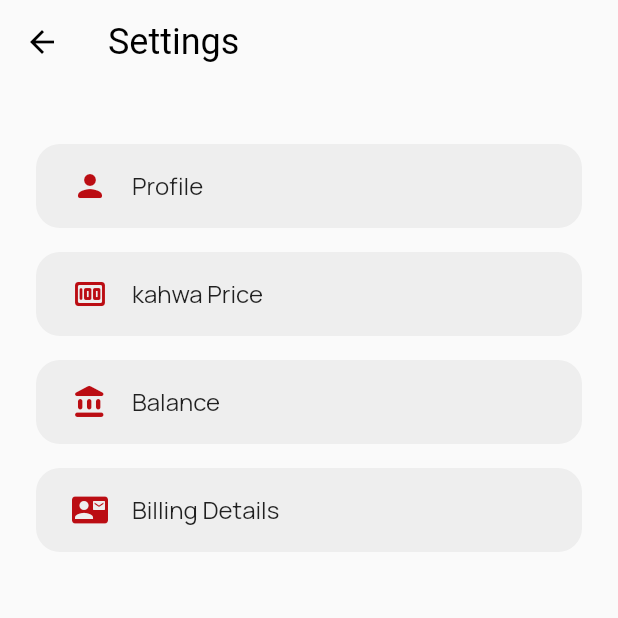
After one commit to georges-ph/kahwa, a Flutter app: the SettingsScreen screen opened by its route, on a phone screen of 412 x 824 dp, the top half of it. The commit adds this screen. Run offline on Flutter 3.47's test engine with Material 2 defaults, Android fonts, the phone set to English and light mode, and no system bars; our stand-ins replace cloud_firestore, firebase_auth, firebase_core, google_fonts; missing offline and left inert: cloud_firestore_web, firebase_auth_web, firebase_core_web, flutter_keyboard_size, ms_undraw; accounts and stored records are empty.

Commit message:
worked with some screens
added home screen
added settings screen
edited profile screen

```diff
--- /dev/null
+++ b/lib/enums/colors.dart
@@ -0,0 +1 @@
+enum Colors { red, pink, purple, cyan, green, yellow }
--- /dev/null
+++ b/lib/screens/settings_screen.dart
@@ -0,0 +1,83 @@
+// ignore_for_file: prefer_const_constructors, prefer_const_literals_to_create_immutables
+
+import 'package:flutter/material.dart';
+import 'package:kahwa/utils/colors.dart';
+import 'package:kahwa/utils/routes.dart';
+import 'package:kahwa/utils/sizes.dart';
+
+class SettingsScreen extends StatelessWidget {
+  const SettingsScreen({Key? key}) : super(key: key);
+
+  @override
+  Widget build(BuildContext context) {
+    return Scaffold(
+      appBar: AppBar(
+        title: Text("Settings"),
+      ),
+      body: Padding(
+        padding: const EdgeInsets.symmetric(
+          horizontal: 24,
+        ),
+        child: Column(
+          children: [
+            verticalSpace(height: 40),
+            SettingsCard(
+              onTap: () => Navigator.pushNamed(context, routeProfile),
+              icon: Icons.person_rounded,
+              title: "Profile",
+            ),
+            verticalSpace(height: 16),
+            SettingsCard(
+              onTap: () {},
+              icon: Icons.money_rounded,
+              title: "kahwa Price",
+            ),
+            verticalSpace(height: 16),
+            SettingsCard(
+              onTap: () {},
+              icon: Icons.account_balance_rounded,
+              title: "Balance",
+            ),
+            verticalSpace(height: 16),
+            SettingsCard(
+              onTap: () {},
+              icon: Icons.contact_mail_rounded,
+              title: "Billing Details",
+            ),
+          ],
+        ),
+      ),
+    );
+  }
+}
+
+class SettingsCard extends StatelessWidget {
+  const SettingsCard({
+    Key? key,
+    required this.icon,
+    required this.title,
+    required this.onTap,
+  }) : super(key: key);
+
+  final IconData icon;
+  final String title;
+  final Function() onTap;
+
+  @override
+  Widget build(BuildContext context) {
+    return ListTile(
+      onTap: onTap,
+      contentPadding: EdgeInsets.symmetric(
+        horizontal: 24,
+      ),
+      minLeadingWidth: 0,
+      leading: Icon(icon),
+      iconColor: kRedColor,
+      title: Text(title),
+      tileColor: kGreyColor.withOpacity(0.1),
+      shape: RoundedRectangleBorder(
+        borderRadius: BorderRadius.circular(16),
+      ),
+    );
+  }
+}
--- a/lib/screens/splash_screen.dart
+++ b/lib/screens/splash_screen.dart
@@ -1,7 +1,7 @@
 import 'package:firebase_auth/firebase_auth.dart';
 import 'package:flutter/material.dart';
+import 'package:kahwa/screens/home_screen.dart';
 import 'package:kahwa/screens/login_screen.dart';
-import 'package:kahwa/screens/profile_screen.dart';
 
 class SplashScreen extends StatelessWidget {
   const SplashScreen({Key? key}) : super(key: key);
@@ -33,7 +33,7 @@ class SplashScreen extends StatelessWidget {
           //       uri.toString().split("https://kahwa.page.link/")[1];
           //   return DonateScreen(creatorId: creatorId);
           // }
-          return const ProfileScreen();
+          return const HomeScreen();
         } else {
           return const LogInScreen();
         }
--- a/lib/utils/routes.dart
+++ b/lib/utils/routes.dart
@@ -1,8 +1,10 @@
 import 'package:flutter/material.dart';
 import 'package:kahwa/screens/donate_screens.dart';
 import 'package:kahwa/screens/forgot_password_screen.dart';
+import 'package:kahwa/screens/home_screen.dart';
 import 'package:kahwa/screens/login_screen.dart';
 import 'package:kahwa/screens/profile_screen.dart';
+import 'package:kahwa/screens/settings_screen.dart';
 import 'package:kahwa/screens/sign_up_screen.dart';
 import 'package:kahwa/screens/splash_screen.dart';
 
@@ -10,16 +12,20 @@ const routeSplash = "/";
 const routeSignUp = "/sign-up";
 const routeLogIn = "/log-in";
 const routeForgotPassword = "/forgot-password";
+const routeHome = "/home";
 const routeProfile = "/profile";
 const routeDonate = "/donate";
+const routeSettings = "/settings";
 
 Map<String, WidgetBuilder> routes = {
   routeSplash: (context) => const SplashScreen(),
   routeSignUp: (context) => const SignUpScreen(),
   routeLogIn: (context) => const LogInScreen(),
+  routeForgotPassword: (context) => const ForgotPasswordScreen(),
+  routeHome: (context) => const HomeScreen(),
   routeProfile: (context) => const ProfileScreen(),
-  routeForgotPassword: (context) => const ForgotPasswordScreen(),
   // routeDonate: (context) => const DonateScreen(), // Cannot keep this because it conflicts with onGenerateRoute
+  routeSettings: (context) => const SettingsScreen(),
 };
 
 Route<dynamic>? onGenerateRoute(settings) {
```
Also changed, not shown: lib/screens/home_screen.dart (added, +196 -0 lines), lib/screens/profile_screen.dart (+174 -57 lines), lib/utils/colors.dart (+7 -0 lines), lib/utils/themes.dart (+13 -0 lines), lib/widgets/input_text.dart (+29 -5 lines).
